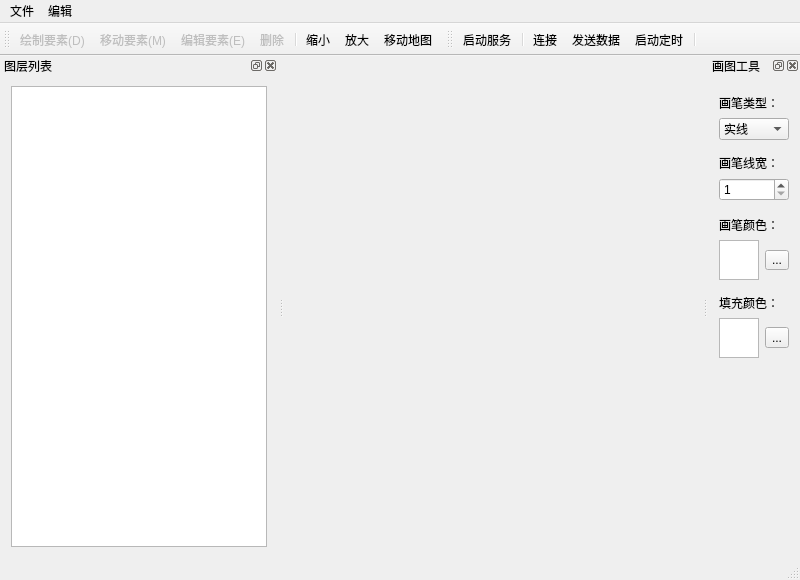
WZhutian/GIS_Project, file GIS_Project/mainwindow.ui: the form before one commit.
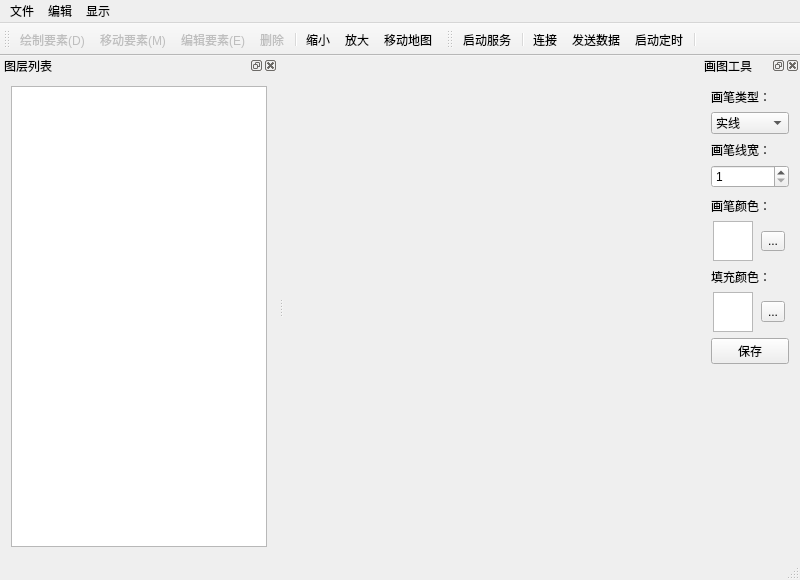
The form after the commit. Icons and pictures are not drawn.

```diff
--- a/GIS_Project/mainwindow.ui
+++ b/GIS_Project/mainwindow.ui
@@ -65,8 +65,15 @@
     <addaction name="separator"/>
     <addaction name="menu_4"/>
    </widget>
+   <widget class="QMenu" name="menu_6">
+    <property name="title">
+     <string>显示</string>
+    </property>
+    <addaction name="action_Show_LayerList"/>
+   </widget>
    <addaction name="menu"/>
    <addaction name="menu_2"/>
+   <addaction name="menu_6"/>
   </widget>
   <widget class="QStatusBar" name="statusBar"/>
   <widget class="QToolBar" name="mainToolBar">
@@ -303,6 +310,13 @@
        </item>
       </layout>
      </item>
+     <item>
+      <widget class="QPushButton" name="Save_Style">
+       <property name="text">
+        <string>保存</string>
+       </property>
+      </widget>
+     </item>
      <item>
       <spacer name="verticalSpacer_5">
        <property name="orientation">
```
Left out of the diff: 107 changed lines with no effect on the pictures.
